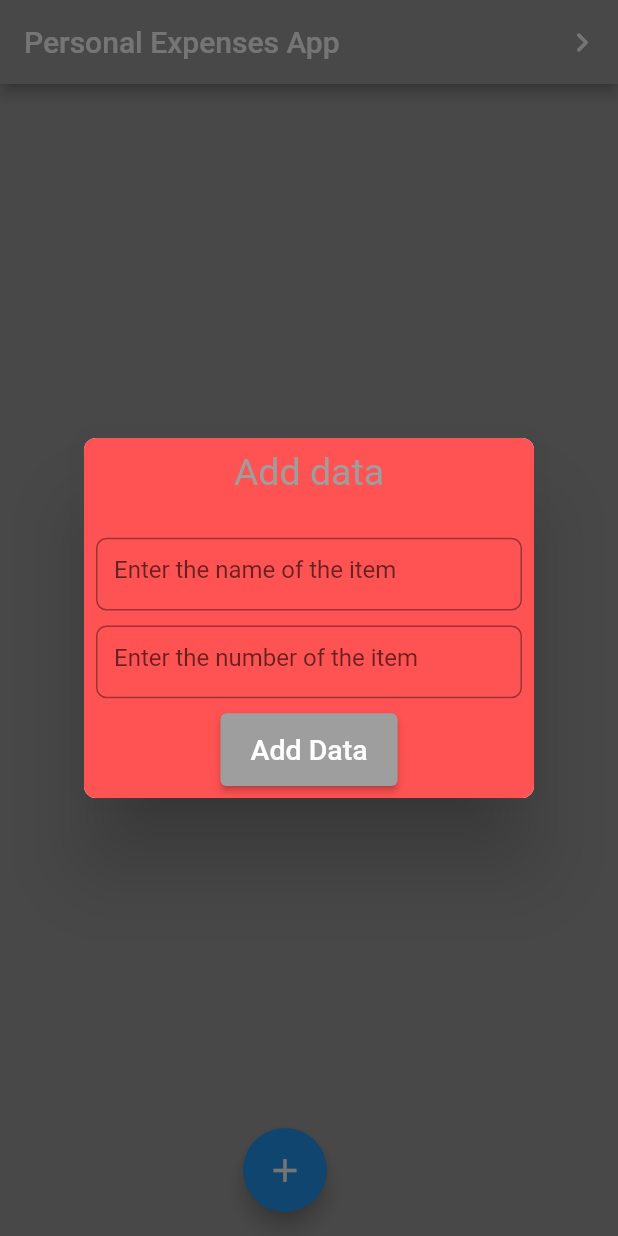
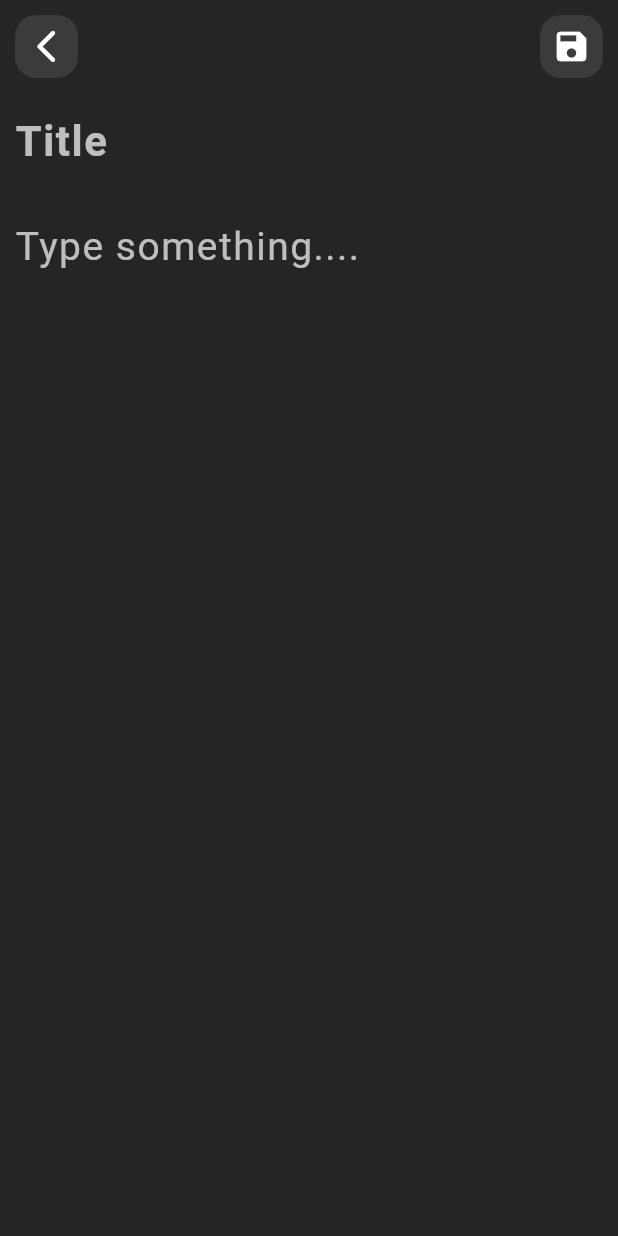
Before and after one commit to prakash-O4/notepad, a Flutter app: the screen it shows after launch, after a tap on the "add" icon, on a phone screen of 412 x 824 dp. Run offline on Flutter 3.47's test engine with Material 2 defaults, Android fonts, the phone set to English and light mode, and no system bars; our stand-ins replace bloc, equatable, flutter_bloc, hive, hive_flutter; accounts and stored records are empty.

Commit message:
UI modification

```diff
--- a/lib/main.dart
+++ b/lib/main.dart
@@ -5,9 +5,9 @@ import 'package:path_provider/path_provider.dart';
 import 'package:quiz/personal_expenses/AddBloc/data_bloc.dart';
 import 'package:quiz/personal_expenses/model/expense_model.dart';
 import 'package:quiz/personal_expenses/model/fav_model.dart';
-import 'package:quiz/personal_expenses/personal_expenses.dart';
 import 'package:quiz/personal_expenses/repositary/database.dart';
 import 'package:quiz/personal_expenses/repositary/fav_database.dart';
+import 'package:quiz/personal_expenses/screens/note_app/home_screen.dart';
 
 void main() async {
   WidgetsFlutterBinding.ensureInitialized();
@@ -55,7 +55,7 @@ class _MyHomePageState extends State<MyHomePage> {
           ),
         ),
       ],
-      child: PersonalExpenses(),
+      child: HomeScreen(),
     );
   }
 }
--- a/lib/personal_expenses/AddBloc/data_bloc.dart
+++ b/lib/personal_expenses/AddBloc/data_bloc.dart
@@ -13,7 +13,7 @@ class DataBloc extends Bloc<DataEvent, DataState> {
   final FavDatabase favDatabase;
   final NoteDataBase noteDataBase;
   List<ExpenseModel> _expenseModel = [];
-  List<FavModel> _favModel = [];
+  // List<FavModel> _favModel = [];
   DataBloc({required this.noteDataBase, required this.favDatabase})
       : super(DataInitial());
 
--- a/lib/personal_expenses/repositary/repo.dart
+++ b/lib/personal_expenses/repositary/repo.dart
@@ -3,6 +3,7 @@ import 'package:quiz/personal_expenses/repositary/fav_database.dart';
 
 class Repo {
   final FavDatabase favDatabase = FavDatabase();
+  // ignore: unused_field
   List<FavModel> _favModel = [];
   Future<void> _getFavNote() async {
     await favDatabase.getNote().then((value) {
@@ -10,6 +11,7 @@ class Repo {
     });
   }
 
+  // ignore: unused_element
   Future<void> _addToFav(
       {required String title,
       required String content,
@@ -25,6 +27,7 @@ class Repo {
     await _getFavNote();
   }
 
+  // ignore: unused_element
   Future<void> _deleteFavNote({required int index}) async {
     await favDatabase.deleteNote(index);
     await _getFavNote();
--- /dev/null
+++ b/lib/personal_expenses/screens/note_app/add_screen.dart
@@ -0,0 +1,120 @@
+import 'package:flutter/material.dart';
+import 'package:flutter_bloc/flutter_bloc.dart';
+import 'package:quiz/personal_expenses/AddBloc/data_bloc.dart';
+import 'package:quiz/personal_expenses/constants.dart';
+import 'package:quiz/personal_expenses/widget/icon_card.dart';
+
+class AddScreen extends StatefulWidget {
+  const AddScreen({Key? key}) : super(key: key);
+
+  @override
+  _AddScreenState createState() => _AddScreenState();
+}
+
+class _AddScreenState extends State<AddScreen> {
+  late DataBloc _dataBloc;
+  @override
+  void initState() {
+    super.initState();
+    _dataBloc = BlocProvider.of(context);
+  }
+
+  @override
+  Widget build(BuildContext context) {
+    TextEditingController _controllerTitle = TextEditingController();
+    TextEditingController _controllerContent = TextEditingController();
+    return Scaffold(
+      backgroundColor: Color(backgroundColor),
+      body: SafeArea(
+        child: SingleChildScrollView(
+          physics: ClampingScrollPhysics(),
+          child: Container(
+              padding: EdgeInsets.symmetric(
+                horizontal: 10,
+              ),
+              child: Column(
+                children: [
+                  SizedBox(
+                    height: 10,
+                  ),
+                  Row(
+                    mainAxisAlignment: MainAxisAlignment.spaceBetween,
+                    children: [
+                      GestureDetector(
+                        onTap: () {
+                          Navigator.pop(context);
+                        },
+                        child: IconCard(
+                          icon: Icons.arrow_back_ios_new_rounded,
+                        ),
+                      ),
+                      GestureDetector(
+                        onTap: () {
+                          _dataBloc.add(
+                            AddDataEvent(
+                                content: _controllerContent.text,
+                                title: _controllerTitle.text),
+                          );
+                          // print("data added");
+                          Navigator.pop(context);
+                        },
+                        child: IconCard(icon: Icons.save),
+                      ),
+                    ],
+                  ),
+                  SizedBox(
+                    height: 30,
+                  ),
+                  TextField(
+                    controller: _controllerTitle,
+                    cursorColor: Colors.white,
+                    style: TextStyle(
+                      color: Colors.white,
+                      fontSize: 28,
+                      fontWeight: FontWeight.w600,
+                    ),
+                    maxLines: 2,
+                    decoration: InputDecoration(
+                      contentPadding: EdgeInsets.symmetric(
+                        vertical: -4,
+                      ),
+                      border: InputBorder.none,
+                      hintText: "Title",
+                      hintStyle: TextStyle(
+                        letterSpacing: 1.0,
+                        fontSize: 28,
+                        color: Colors.white70,
+                        fontWeight: FontWeight.w600,
+                      ),
+                    ),
+                  ),
+                  TextField(
+                    controller: _controllerContent,
+                    maxLines: null,
+                    keyboardType: TextInputType.multiline,
+                    cursorColor: Colors.white,
+                    style: TextStyle(
+                      color: Colors.white,
+                      fontSize: 26,
+                    ),
+                    decoration: InputDecoration(
+                      contentPadding: EdgeInsets.symmetric(
+                        vertical: 1,
+                      ),
+                      border: InputBorder.none,
+                      hintText: "Type something....",
+                      hintStyle: TextStyle(
+                        letterSpacing: 1.0,
+                        fontSize: 26,
+                        color: Colors.white70,
+                      ),
+                    ),
+                  ),
+                ],
+              )),
+        ),
+      ),
+      resizeToAvoidBottomInset: false,
+    );
+  }
+}
--- /dev/null
+++ b/lib/personal_expenses/screens/note_app/home_screen.dart
@@ -0,0 +1,194 @@
+import 'dart:math';
+import 'package:flutter/material.dart';
+import 'package:flutter_bloc/flutter_bloc.dart';
+import 'package:intl/intl.dart';
+import 'package:quiz/personal_expenses/AddBloc/data_bloc.dart';
+import 'package:quiz/personal_expenses/constants.dart';
+import 'package:quiz/personal_expenses/model/expense_model.dart';
+import 'package:quiz/personal_expenses/screens/note_app/add_screen.dart';
+import 'package:quiz/personal_expenses/screens/note_app/details_screen.dart';
+import 'package:quiz/personal_expenses/widget/card_tile.dart';
+import 'package:quiz/personal_expenses/widget/icon_card.dart';
+import 'package:flutter_staggered_grid_view/flutter_staggered_grid_view.dart';
+
+class HomeScreen extends StatefulWidget {
+  const HomeScreen({Key? key}) : super(key: key);
+
+  @override
+  _HomeScreenState createState() => _HomeScreenState();
+}
+
+class _HomeScreenState extends State<HomeScreen> {
+  late DataBloc _dataBloc;
+
+  @override
+  void initState() {
+    super.initState();
+    _dataBloc = BlocProvider.of<DataBloc>(context);
+    _dataBloc.add(InitialEvent());
+  }
+
+  returnColor() {
+    var data = Random().nextInt(cardColor.length);
+    var colorData = cardColor[data];
+    return colorData;
+  }
+
+  currentDate() {
+    var now = new DateTime.now();
+    var formatter = new DateFormat.yMMMMd('en_US');
+    String formattedDate = formatter.format(now);
+    print(formattedDate);
+  }
+
+  @override
+  Widget build(BuildContext context) {
+    return Scaffold(
+      backgroundColor: Color(backgroundColor),
+      body: SafeArea(
+        child: SingleChildScrollView(
+          child: Container(
+            padding: EdgeInsets.symmetric(
+              horizontal: 10,
+              vertical: 8,
+            ),
+            color: Color(backgroundColor),
+            child: Column(
+              children: [
+                Row(
+                  mainAxisAlignment: MainAxisAlignment.spaceBetween,
+                  children: [
+                    Text(
+                      "Notes",
+                      style: TextStyle(
+                        fontSize: 30,
+                        fontWeight: FontWeight.w600,
+                        color: Colors.white,
+                      ),
+                    ),
+                    GestureDetector(
+                      onTap: () {
+                        // returnColor();
+                        currentDate();
+                      },
+                      child: IconCard(
+                        icon: Icons.search_rounded,
+                      ),
+                    ),
+                  ],
+                ),
+                SizedBox(
+                  height: 7,
+                ),
+                BlocBuilder<DataBloc, DataState>(
+                  builder: (context, state) {
+                    if (state is DataLoading) {
+                      return Center(
+                        child: CircularProgressIndicator(),
+                      );
+                    } else if (state is DataError) {
+                      var message = state.errorMessage;
+                      return Center(
+                        child: Text(
+                          message,
+                          style: TextStyle(
+                            color: Colors.red,
+                            fontSize: 22,
+                          ),
+                        ),
+                      );
+                    } else if (state is DataLoaded) {
+                      List<ExpenseModel> expenseModel = state.expenseModel;
+                      print(expenseModel.length);
+                      return Container(
+                        child: expenseModel.length != 0
+                            ? StaggeredGridView.countBuilder(
+                                shrinkWrap: true,
+                                physics: ClampingScrollPhysics(),
+                                crossAxisCount: 4,
+                                mainAxisSpacing: 4,
+                                crossAxisSpacing: 4,
+                                itemCount: expenseModel.length,
+                                itemBuilder: (context, index) {
+                                  var number = returnColor();
+
+                                  return GestureDetector(
+                                    onLongPress: () {
+                                      _dataBloc.add(
+                                        DeleteItem(index: index),
+                                      );
+                                    },
+                                    onTap: () {
+                                      Navigator.push(
+                                        context,
+                                        MaterialPageRoute(
+                                          builder: (context) => DetaiScreen(
+                                            expenseModel: expenseModel[index],
+                                          ),
+                                        ),
+                                      );
+                                    },
+                                    child: BackGroundTile(
+                                      backgroundColor: Color(number),
+                                      title: expenseModel[index].heading,
+                                    ),
+                                  );
+                                },
+                                staggeredTileBuilder: (index) =>
+                                    StaggeredTile.fit(2),
+                              )
+                            : Container(
+                                height: MediaQuery.of(context).size.height - 90,
+                                width: MediaQuery.of(context).size.width,
+                                child: Center(
+                                  child: Text(
+                                    "Add some note 🙃",
+                                    style: TextStyle(
+                                      fontSize: 27,
+                                      color: Colors.white70,
+                                    ),
+                                  ),
+                                ),
+                              ),
+                      );
+                    }
+                    return Center(
+                      child: Text(
+                        "No state to load",
+                        style: TextStyle(
+                          fontSize: 20,
+                          color: Colors.white,
+                        ),
+                      ),
+                    );
+                  },
+                ),
+              ],
+            ),
+          ),
+        ),
+      ),
+      floatingActionButton: FloatingActionButton(
+        onPressed: () {
+          Navigator.push(
+            context,
+            MaterialPageRoute(
+              builder: (context) => BlocProvider.value(
+                value: _dataBloc,
+                child: AddScreen(),
+              ),
+            ),
+          );
+        },
+        backgroundColor: Color(backgroundColor),
+        child: Center(
+          child: Icon(
+            Icons.add,
+            color: Colors.white,
+            size: 22,
+          ),
+        ),
+      ),
+    );
+  }
+}
--- /dev/null
+++ b/lib/personal_expenses/widget/icon_card.dart
@@ -0,0 +1,25 @@
+import 'package:flutter/material.dart';
+import 'package:quiz/personal_expenses/constants.dart';
+
+class IconCard extends StatelessWidget {
+  final IconData icon;
+  const IconCard({required this.icon});
+
+  @override
+  Widget build(BuildContext context) {
+    return Container(
+      padding: EdgeInsets.all(8),
+      decoration: BoxDecoration(
+        color: Color(iconCardColor),
+        borderRadius: BorderRadius.circular(
+          14,
+        ),
+      ),
+      child: Icon(
+        icon,
+        size: 26,
+        color: Colors.white,
+      ),
+    );
+  }
+}
--- a/pubspec.yaml
+++ b/pubspec.yaml
@@ -26,8 +26,10 @@ dependencies:
   cupertino_icons: ^1.0.2
   equatable: ^2.0.3
   flutter_bloc: ^7.0.1
+  flutter_staggered_grid_view: ^0.4.0
   hive: ^2.0.4
   hive_flutter: ^1.1.0
+  intl: ^0.17.0
   path_provider: ^2.0.2
 
 dev_dependencies:
```
Also changed, not shown: lib/personal_expenses/Favorite/favorite_bloc.dart (+4 -4 lines), lib/personal_expenses/constants.dart (+65 -2 lines), lib/personal_expenses/model/note_model.dart (added, +16 -0 lines), lib/personal_expenses/personal_expenses.dart (+19 -0 lines), lib/personal_expenses/screens/note_app/details_screen.dart (added, +91 -0 lines), lib/personal_expenses/widget/card_tile.dart (added, +46 -0 lines), lib/personal_expenses/widget/input_card.dart (+5 -3 lines), pubspec.lock, 1 other file.
